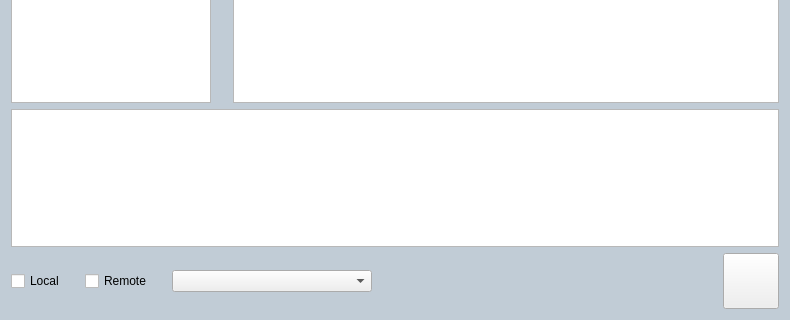
Before: the Qt Designer form ChatBox.ui in hanjingo/rag-qt-chatbox, drawn with Qt 5; both pictures show x 0 to 790 and y 297 to 617 of the 790 by 617 pixel window.
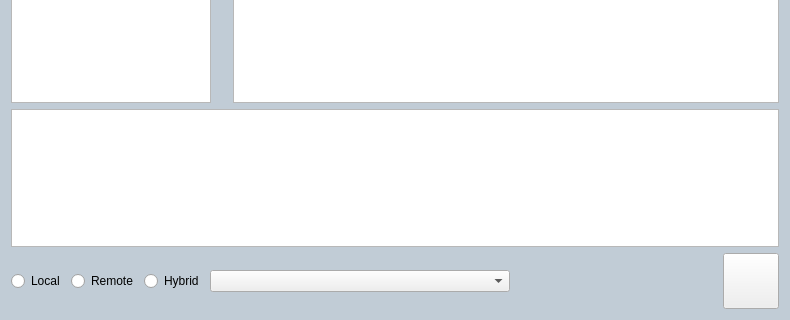
After: the same form once the commit is applied.

Commit message: fix chat history bug

Patch:
```diff
--- a/ChatBox.ui
+++ b/ChatBox.ui
@@ -96,28 +96,32 @@
       </item>
       <item>
        <layout class="QHBoxLayout" name="horizontalLayout">
-        <property name="spacing">
-         <number>20</number>
-        </property>
         <item>
-         <widget class="QCheckBox" name="ckLocal">
+         <widget class="QRadioButton" name="ckLocal">
           <property name="text">
            <string>Local</string>
           </property>
          </widget>
         </item>
         <item>
-         <widget class="QCheckBox" name="ckRemote">
+         <widget class="QRadioButton" name="ckRemote">
           <property name="text">
            <string>Remote</string>
           </property>
          </widget>
         </item>
+        <item>
+         <widget class="QRadioButton" name="ckHybrid">
+          <property name="text">
+           <string>Hybrid</string>
+          </property>
+         </widget>
+        </item>
         <item>
          <widget class="QComboBox" name="comboModel">
           <property name="minimumSize">
            <size>
-            <width>200</width>
+            <width>300</width>
             <height>0</height>
            </size>
           </property>
```
The commit also changes 3 other files.
